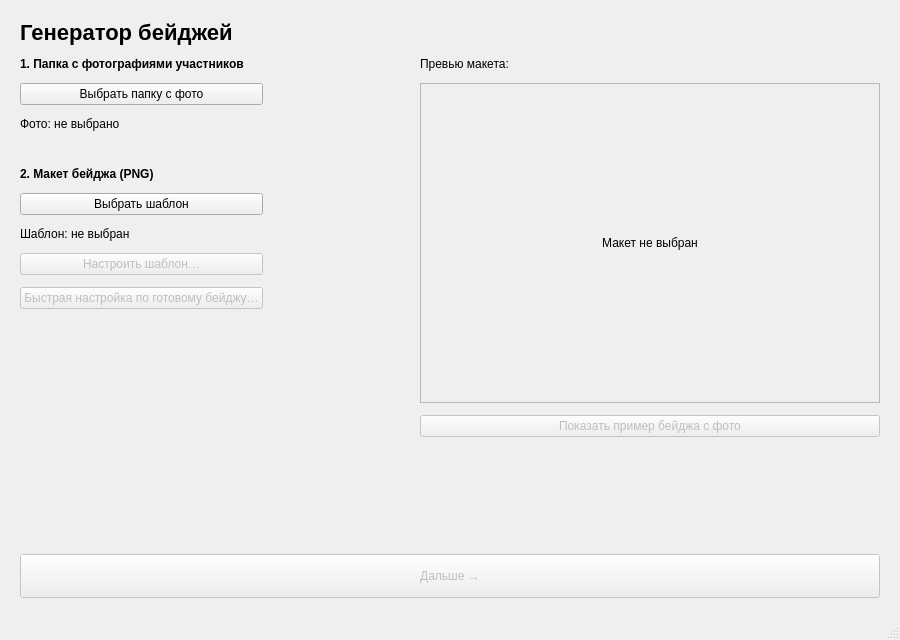
First picture: the form in design/main_menu.ui, repository krylovam/BadgeGenerator, before the edit.
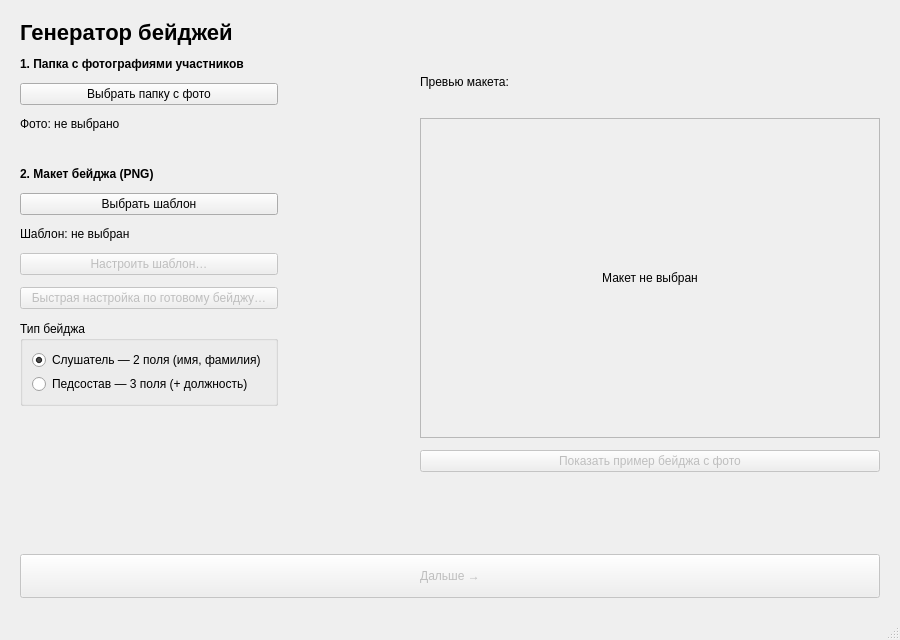
Second picture: the form after the edit.

Commit message: Badge type (listener/staff) and automatic photo crop fit

```diff
--- a/design/main_menu.ui
+++ b/design/main_menu.ui
@@ -131,6 +131,35 @@
           </property>
          </widget>
         </item>
+        <item>
+         <widget class="QGroupBox" name="group_badge_type">
+          <property name="title">
+           <string>Тип бейджа</string>
+          </property>
+          <layout class="QVBoxLayout" name="type_layout">
+           <property name="spacing">
+            <number>4</number>
+           </property>
+           <item>
+            <widget class="QRadioButton" name="radio_listener">
+             <property name="text">
+              <string>Слушатель — 2 поля (имя, фамилия)</string>
+             </property>
+             <property name="checked">
+              <bool>true</bool>
+             </property>
+            </widget>
+           </item>
+           <item>
+            <widget class="QRadioButton" name="radio_staff">
+             <property name="text">
+              <string>Педсостав — 3 поля (+ должность)</string>
+             </property>
+            </widget>
+           </item>
+          </layout>
+         </widget>
+        </item>
         <item>
          <spacer name="spacer_2">
           <property name="orientation">
```
The commit also changes 12 other files.
